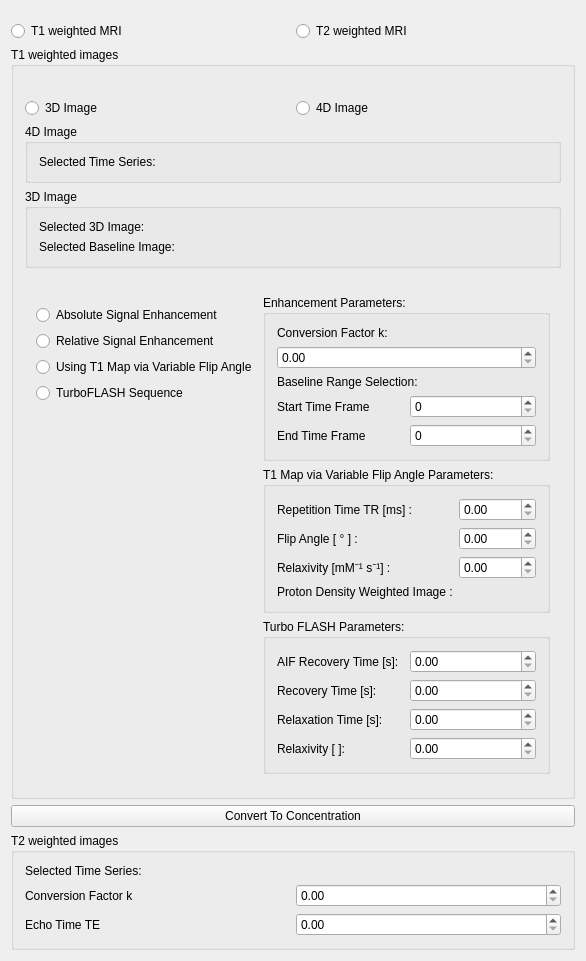
Qt form Plugins/org.mitk.gui.qt.pharmacokinetics.concentration.mri/src/internal/ConcentrationCurveConverterViewControls.ui (MITK/MITK) before a commit.
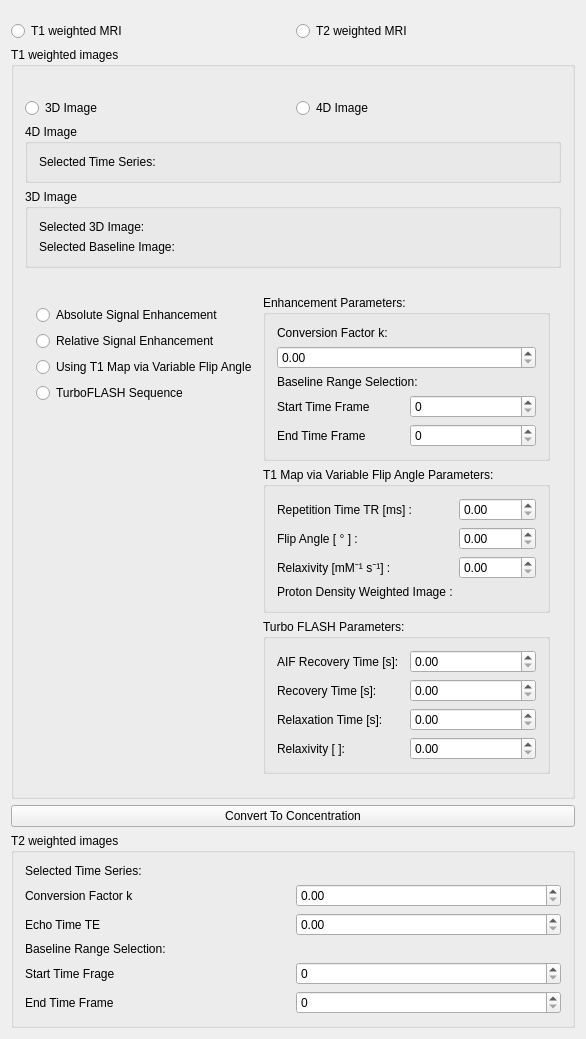
The same form after that commit. Custom widgets are drawn as their Qt base class.

Commit message: Add baseline averaging functionality to T2 conversion.

What changed in the file:
```diff
--- a/Plugins/org.mitk.gui.qt.pharmacokinetics.concentration.mri/src/internal/ConcentrationCurveConverterViewControls.ui
+++ b/Plugins/org.mitk.gui.qt.pharmacokinetics.concentration.mri/src/internal/ConcentrationCurveConverterViewControls.ui
@@ -364,35 +364,66 @@
       <string>T2 weighted images</string>
      </property>
      <layout class="QGridLayout" name="gridLayout_2">
-      <item row="3" column="1">
+      <item row="7" column="0" colspan="2">
+       <layout class="QGridLayout" name="gridLayout_3">
+        <item row="3" column="1">
+         <widget class="QSpinBox" name="spinBox_baselineEndTimeStepT2"/>
+        </item>
+        <item row="2" column="1">
+         <widget class="QSpinBox" name="spinBox_baselineStartTimeStepT2"/>
+        </item>
+        <item row="2" column="0">
+         <widget class="QLabel" name="label_baselineStartTimeStepT2">
+          <property name="text">
+           <string>Start Time Frage</string>
+          </property>
+         </widget>
+        </item>
+        <item row="3" column="0">
+         <widget class="QLabel" name="label_baselineEndTimeStepT2">
+          <property name="text">
+           <string>End Time Frame</string>
+          </property>
+         </widget>
+        </item>
+       </layout>
+      </item>
+      <item row="4" column="1">
        <widget class="QDoubleSpinBox" name="T2FactorSpinBox"/>
       </item>
-      <item row="4" column="0">
+      <item row="5" column="1">
+       <widget class="QDoubleSpinBox" name="T2EchoTimeSpinBox"/>
+      </item>
+      <item row="5" column="0">
        <widget class="QLabel" name="label_12">
         <property name="text">
          <string>Echo Time TE</string>
         </property>
        </widget>
       </item>
-      <item row="4" column="1">
-       <widget class="QDoubleSpinBox" name="T2EchoTimeSpinBox"/>
+      <item row="1" column="1">
+       <widget class="QmitkSingleNodeSelectionWidget" name="t2TimeSeriesNodeSelector" native="true"/>
       </item>
-      <item row="3" column="0">
-       <widget class="QLabel" name="label_10">
-        <property name="text">
-         <string>Conversion Factor k</string>
-        </property>
-       </widget>
-      </item>
-      <item row="0" column="0">
+      <item row="1" column="0">
        <widget class="QLabel" name="T2_SeriesLabel">
         <property name="text">
          <string>Selected Time Series:</string>
         </property>
        </widget>
       </item>
-      <item row="0" column="1">
-       <widget class="QmitkSingleNodeSelectionWidget" name="t2TimeSeriesNodeSelector" native="true"/>
+      <item row="4" column="0">
+       <widget class="QLabel" name="label_10">
+        <property name="text">
+         <string>Conversion Factor k</string>
+        </property>
+       </widget>
+      </item>
+      <item row="6" column="0">
+       <widget class="QLabel" name="label_3">
+        <property name="text">
+         <string>Baseline Range Selection:</string>
+        </property>
+       </widget>
       </item>
      </layout>
     </widget>
```
The commit also changes 1 other file.
